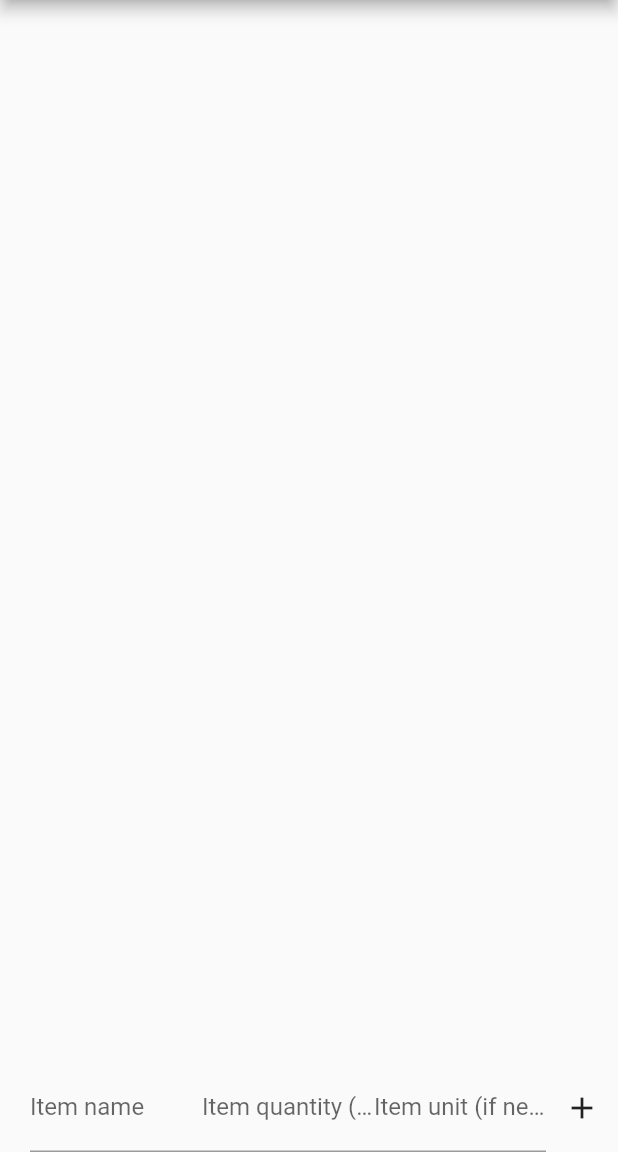
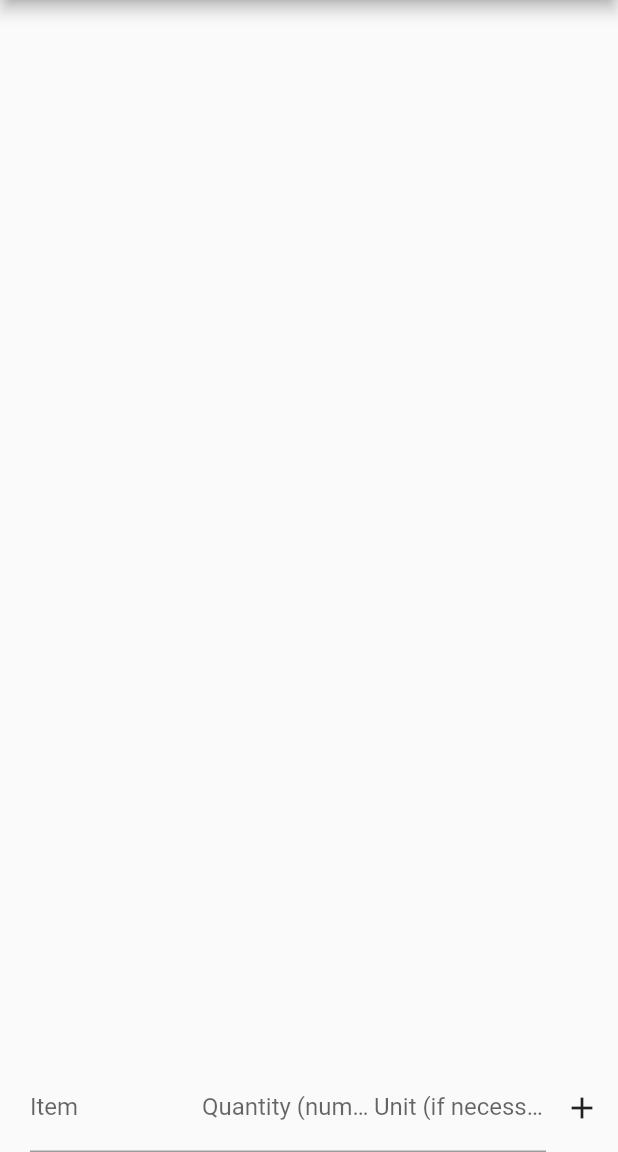
Before and after one commit to arvindh-manian/senior-shoppers, a Flutter app: the OrderingPage screen opened directly with empty values, on a phone screen of 412 x 824 dp, the part 84-1236 px from its top. Run offline on Flutter 3.47's test engine with Material 2 defaults, Android fonts, the light colour scheme and no system bars.

Commit message:
Fix overly long prompts

```diff
--- a/lib/text_input_widget.dart
+++ b/lib/text_input_widget.dart
@@ -39,10 +39,10 @@ class _TextInputWidgetState extends State<TextInputWidget> {
                         : null,
                     decoration: InputDecoration(
                       labelText: (index == 0)
-                          ? "Item name"
+                          ? "Item"
                           : (index == 1)
-                              ? "Item quantity (numbers only)"
-                              : "Item unit (if necessary)",
+                              ? "Quantity (numbers only)"
+                              : "Unit (if necessary)",
                     )));
           }),
           IconButton(
```
